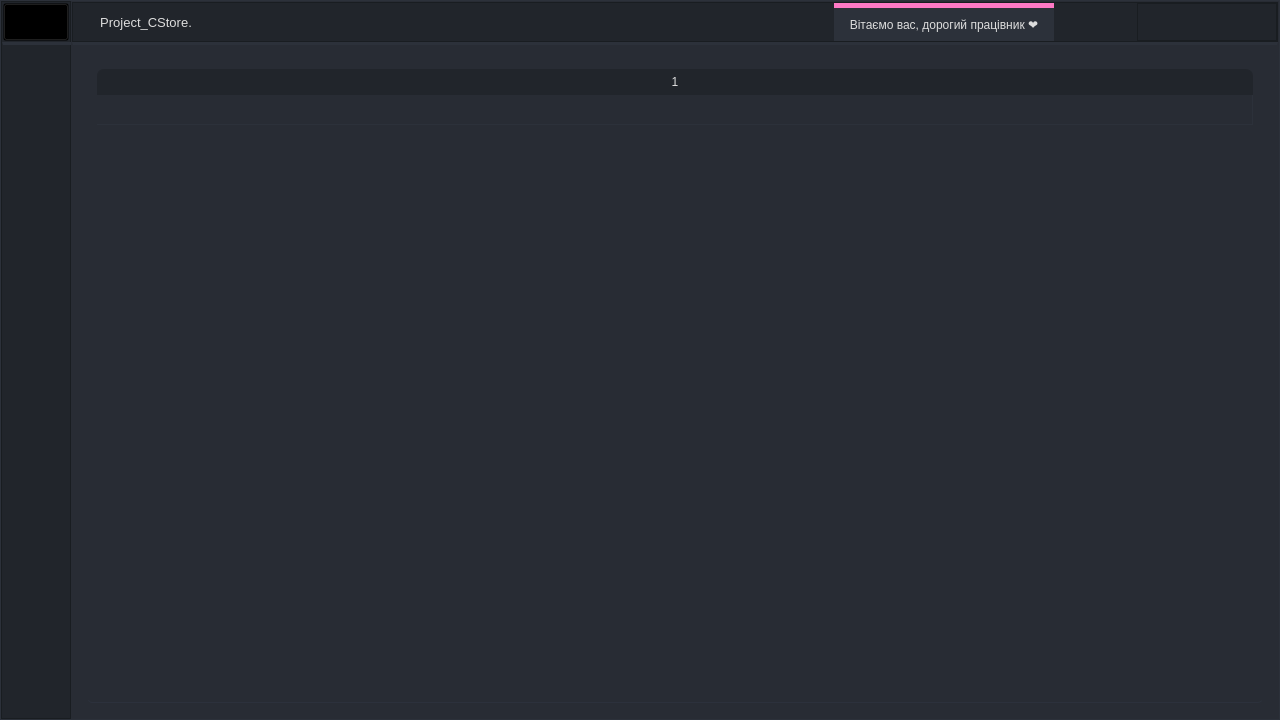
Before: the Qt Designer form CStore/CStore.ui in fr0staman/CStore, drawn with Qt 5.
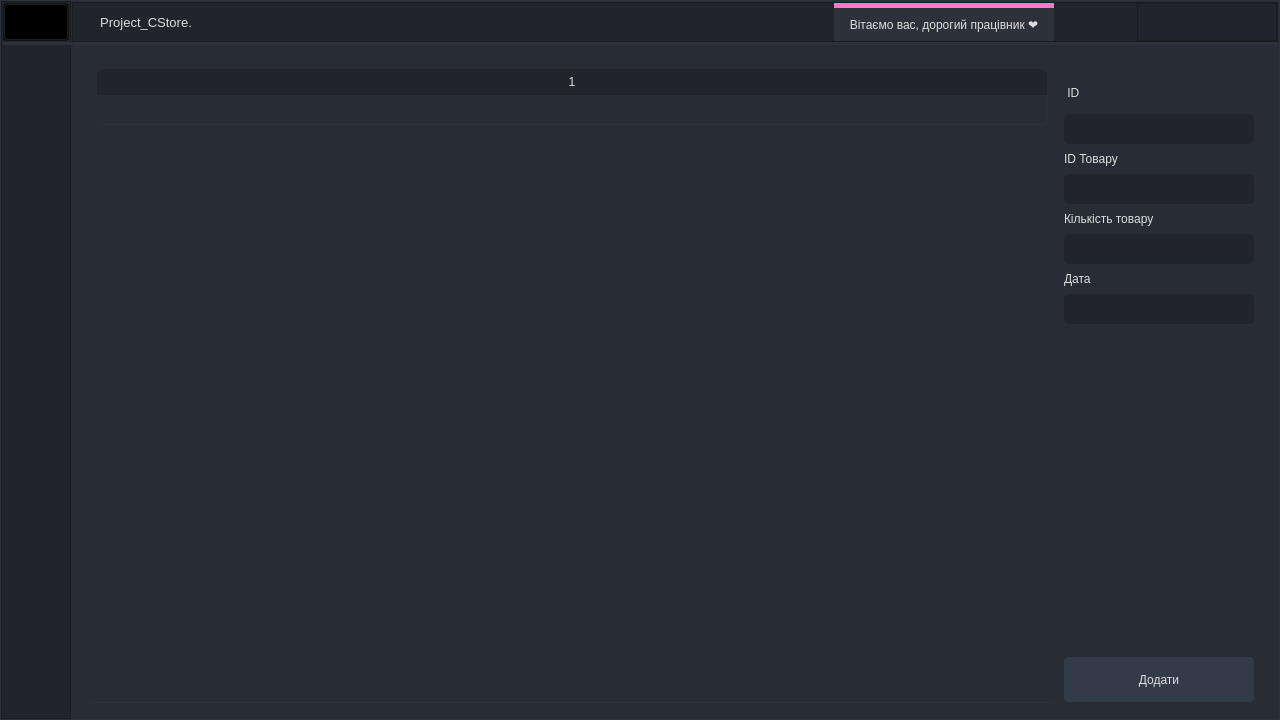
After: the same form once the commit is applied. The open tabs and pages were chosen to show the change. Icons and pictures are not drawn.

Commit message: add DateTime +UI features

Patch:
```diff
--- a/CStore/CStore.ui
+++ b/CStore/CStore.ui
@@ -2978,7 +2978,7 @@
                          <property name="frameShadow">
                           <enum>QFrame::Raised</enum>
                          </property>
-                         <layout class="QVBoxLayout" name="verticalLayout_16">
+                         <layout class="QHBoxLayout" name="horizontalLayout_6">
                           <property name="leftMargin">
                            <number>0</number>
                           </property>
@@ -3054,6 +3054,274 @@
                             <column/>
                            </widget>
                           </item>
+                          <item>
+                           <widget class="QFrame" name="frame_3">
+                            <property name="minimumSize">
+                             <size>
+                              <width>200</width>
+                              <height>0</height>
+                             </size>
+                            </property>
+                            <property name="maximumSize">
+                             <size>
+                              <width>200</width>
+                              <height>16777215</height>
+                             </size>
+                            </property>
+                            <property name="frameShape">
+                             <enum>QFrame::StyledPanel</enum>
+                            </property>
+                            <property name="frameShadow">
+                             <enum>QFrame::Raised</enum>
+                            </property>
+                            <layout class="QVBoxLayout" name="verticalLayout_18">
+                             <property name="spacing">
+                              <number>0</number>
+                             </property>
+                             <property name="leftMargin">
+                              <number>0</number>
+                             </property>
+                             <property name="rightMargin">
+                              <number>0</number>
+                             </property>
+                             <property name="bottomMargin">
+                              <number>0</number>
+                             </property>
+                             <item>
+                              <widget class="QFrame" name="adding_2">
+                               <property name="minimumSize">
+                                <size>
+                                 <width>200</width>
+                                 <height>0</height>
+                                </size>
+                               </property>
+                               <property name="maximumSize">
+                                <size>
+                                 <width>200</width>
+                                 <height>16777215</height>
+                                </size>
+                               </property>
+                               <property name="frameShape">
+                                <enum>QFrame::NoFrame</enum>
+                               </property>
+                               <property name="frameShadow">
+                                <enum>QFrame::Raised</enum>
+                               </property>
+                               <layout class="QVBoxLayout" name="verticalLayout_16">
+                                <property name="spacing">
+                                 <number>0</number>
+                                </property>
+                                <property name="leftMargin">
+                                 <number>0</number>
+                                </property>
+                                <property name="topMargin">
+                                 <number>0</number>
+                                </property>
+                                <property name="rightMargin">
+                                 <number>10</number>
+                                </property>
+                                <property name="bottomMargin">
+                                 <number>0</number>
+                                </property>
+                                <item>
+                                 <widget class="QLabel" name="label_9">
+                                  <property name="minimumSize">
+                                   <size>
+                                    <width>190</width>
+                                    <height>0</height>
+                                   </size>
+                                  </property>
+                                  <property name="maximumSize">
+                                   <size>
+                                    <width>190</width>
+                                    <height>43</height>
+                                   </size>
+                                  </property>
+                                  <property name="text">
+                                   <string> ID</string>
+                                  </property>
+                                 </widget>
+                                </item>
+                                <item>
+                                 <widget class="QLineEdit" name="idText_2">
+                                  <property name="minimumSize">
+                                   <size>
+                                    <width>190</width>
+                                    <height>30</height>
+                                   </size>
+                                  </property>
+                                  <property name="maximumSize">
+                                   <size>
+                                    <width>190</width>
+                                    <height>16777215</height>
+                                   </size>
+                                  </property>
+                                  <property name="styleSheet">
+                                   <string notr="true">background-color: rgb(33, 37, 43);</string>
+                                  </property>
+                                 </widget>
+                                </item>
+                                <item>
+                                 <widget class="QLabel" name="label_10">
+                                  <property name="minimumSize">
+                                   <size>
+                                    <width>190</width>
+                                    <height>0</height>
+                                   </size>
+                                  </property>
+                                  <property name="maximumSize">
+                                   <size>
+                                    <width>190</width>
+                                    <height>30</height>
+                                   </size>
+                                  </property>
+                                  <property name="text">
+                                   <string>ID Товару</string>
+                                  </property>
+                                 </widget>
+                                </item>
+                                <item>
+                                 <widget class="QLineEdit" name="nameText_2">
+                                  <property name="minimumSize">
+                                   <size>
+                                    <width>190</width>
+                                    <height>30</height>
+                                   </size>
+                                  </property>
+                                  <property name="maximumSize">
+                                   <size>
+                                    <width>190</width>
+                                    <height>16777215</height>
+                                   </size>
+                                  </property>
+                                  <property name="styleSheet">
+                                   <string notr="true">background-color: rgb(33, 37, 43);</string>
+                                  </property>
+                                 </widget>
+                                </item>
+                                <item>
+                                 <widget class="QLabel" name="label_11">
+                                  <property name="minimumSize">
+                                   <size>
+                                    <width>190</width>
+                                    <height>0</height>
+                                   </size>
+                                  </property>
+                                  <property name="maximumSize">
+                                   <size>
+                                    <width>190</width>
+                                    <height>30</height>
+                                   </size>
+                                  </property>
+                                  <property name="text">
+                                   <string>Кількість товару</string>
+                                  </property>
+                                 </widget>
+                                </item>
+                                <item>
+                                 <widget class="QLineEdit" name="priceText_2">
+                                  <property name="minimumSize">
+                                   <size>
+                                    <width>190</width>
+                                    <height>30</height>
+                                   </size>
+                                  </property>
+                                  <property name="maximumSize">
+                                   <size>
+                                    <width>190</width>
+                                    <height>16777215</height>
+                                   </size>
+                                  </property>
+                                  <property name="styleSheet">
+                                   <string notr="true">background-color: rgb(33, 37, 43);</string>
+                                  </property>
+                                 </widget>
+                                </item>
+                                <item>
+                                 <widget class="QLabel" name="label_12">
+                                  <property name="minimumSize">
+                                   <size>
+                                    <width>190</width>
+                                    <height>0</height>
+                                   </size>
+                                  </property>
+                                  <property name="maximumSize">
+                                   <size>
+                                    <width>190</width>
+                                    <height>30</height>
+                                   </size>
+                                  </property>
+                                  <property name="text">
+                                   <string>Дата</string>
+                                  </property>
+                                 </widget>
+                                </item>
+                                <item>
+                                 <widget class="QLineEdit" name="dateText">
+                                  <property name="minimumSize">
+                                   <size>
+                                    <width>190</width>
+                                    <height>30</height>
+                                   </size>
+                                  </property>
+                                  <property name="maximumSize">
+                                   <size>
+                                    <width>190</width>
+                                    <height>16777215</height>
+                                   </size>
+                                  </property>
+                                  <property name="styleSheet">
+                                   <string notr="true">background-color: rgb(33, 37, 43);</string>
+                                  </property>
+                                 </widget>
+                                </item>
+                                <item>
+                                 <widget class="QLabel" name="label_13">
+                                  <property name="minimumSize">
+                                   <size>
+                                    <width>190</width>
+                                    <height>0</height>
+                                   </size>
+                                  </property>
+                                  <property name="maximumSize">
+                                   <size>
+                                    <width>190</width>
+                                    <height>16777215</height>
+                                   </size>
+                                  </property>
+                                  <property name="text">
+                                   <string/>
+                                  </property>
+                                 </widget>
+                                </item>
+                                <item>
+                                 <widget class="QPushButton" name="addTovarButton_2">
+                                  <property name="minimumSize">
+                                   <size>
+                                    <width>190</width>
+                                    <height>45</height>
+                                   </size>
+                                  </property>
+                                  <property name="maximumSize">
+                                   <size>
+                                    <width>190</width>
+                                    <height>16777215</height>
+                                   </size>
+                                  </property>
+                                  <property name="styleSheet">
+                                   <string notr="true">background-color: rgb(52, 59, 72)</string>
+                                  </property>
+                                  <property name="text">
+                                   <string>Додати</string>
+                                  </property>
+                                 </widget>
+                                </item>
+                               </layout>
+                              </widget>
+                             </item>
+                            </layout>
+                           </widget>
+                          </item>
                          </layout>
                         </widget>
                        </item>
```
Left out of the diff: 2 changed lines with no effect on the pictures. The commit also changes 2 other files.
